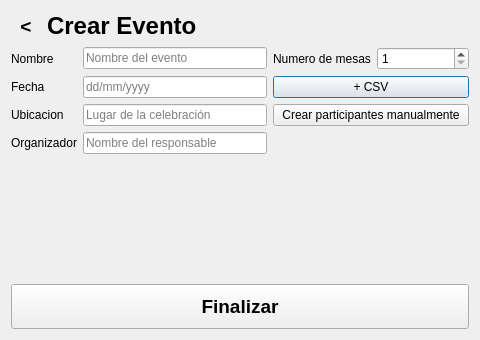
The window that Interfaces/CrearEvento1.ui (roblesgg/GestionEventos) describes before a commit, drawn with Qt 5.
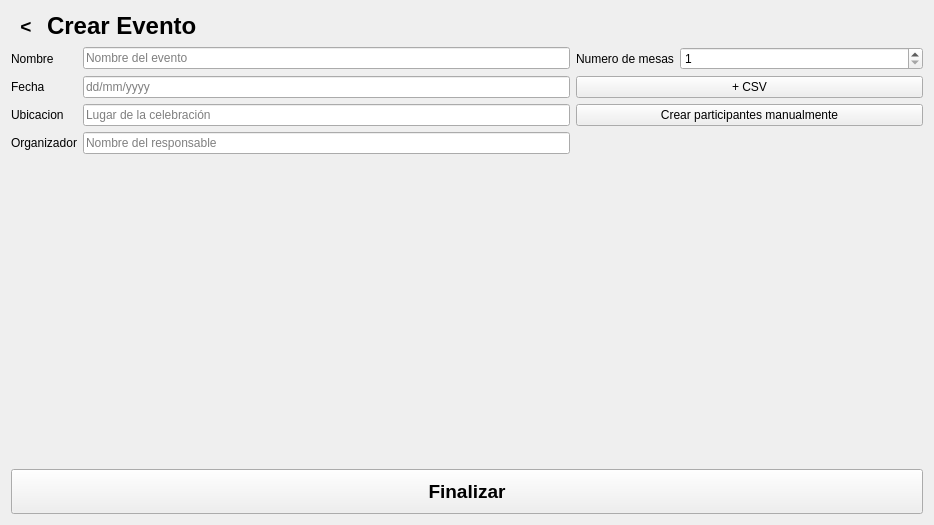
The same window after the commit.

What changed in the file:
```diff
--- a/Interfaces/CrearEvento1.ui
+++ b/Interfaces/CrearEvento1.ui
@@ -1,19 +1,19 @@
 <?xml version="1.0" encoding="UTF-8"?>
 <ui version="4.0">
- <class>DialogoCrearEvento</class>
- <widget class="QDialog" name="DialogoCrearEvento">
+ <class>Form</class>
+ <widget class="QWidget" name="Form">
   <property name="geometry">
    <rect>
     <x>0</x>
     <y>0</y>
-    <width>480</width>
-    <height>340</height>
+    <width>934</width>
+    <height>525</height>
    </rect>
   </property>
   <property name="windowTitle">
    <string>Crear Evento</string>
   </property>
-  <layout class="QVBoxLayout" name="verticalLayout" stretch="0,0,1,0">
+  <layout class="QVBoxLayout" name="verticalLayout">
    <item>
     <layout class="QHBoxLayout" name="horizontalLayout_Titulo" stretch="0,0,1">
      <item>
@@ -158,7 +158,7 @@
      <property name="sizeHint" stdset="0">
       <size>
        <width>20</width>
-       <height>28</height>
+       <height>269</height>
       </size>
      </property>
     </spacer>
```
Left out of the diff: 42 changed lines with no effect on the pictures.
